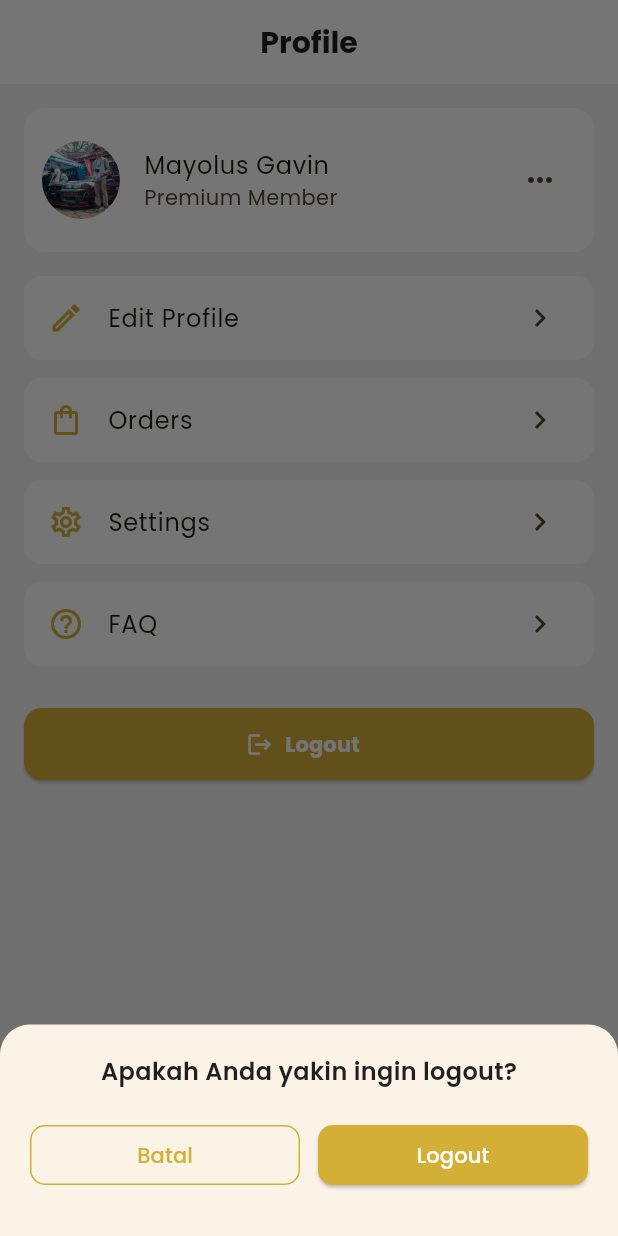
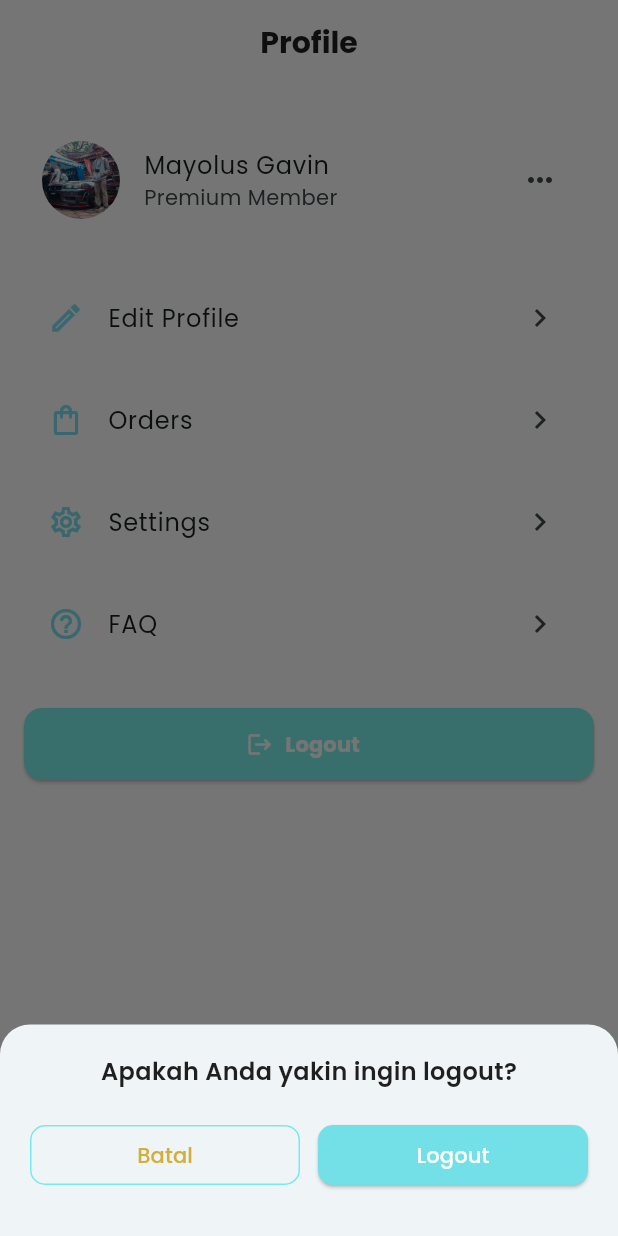
Before and after one commit to Alphared26/TA_BTNG_MOBILE, a Flutter app: the MainPage screen opened directly, item 4 of the bottom bar chosen, after a tap on "Logout", on a phone screen of 412 x 824 dp. Run offline on Flutter 3.47's test engine with Material 3 defaults, Android fonts, the phone set to English and light mode, and no system bars.

Commit message:
second commit

```diff
--- a/lib/pages/homePage.dart
+++ b/lib/pages/homePage.dart
@@ -280,7 +280,38 @@ class HomePage extends StatelessWidget {
                     onTap: () => _toDetail(context, "BMW Seri 5", 850000,
                         "assets/images/car_30.png")),
               ],
-            )
+            ),
+            const SizedBox(height: 30),
+            const Text(
+              "Recommended",
+              style: TextStyle(
+                fontWeight: FontWeight.bold,
+                fontSize: 18,
+                color: Color.fromARGB(255, 0, 0, 0),
+              ),
+            ),
+            const SizedBox(height: 12),
+            _CarCard(
+              title: "Isuzu ELF",
+              price: 300000,
+              imagePath: "assets/images/elf.png",
+              onTap: () => _toDetail(
+                  context, "Isuzu ELF", 300000, "assets/images/elf.png"),
+            ),
+            _CarCard(
+              title: "Range Rover SUV",
+              price: 450000,
+              imagePath: "assets/images/suv.png",
+              onTap: () => _toDetail(
+                  context, "Range Rover SUV", 450000, "assets/images/suv.png"),
+            ),
+            _CarCard(
+              title: "Honda Civic Sedan",
+              price: 320000,
+              imagePath: "assets/images/sedan.png",
+              onTap: () => _toDetail(context, "Honda Civic Sedan", 320000,
+                  "assets/images/sedan.png"),
+            ),
           ],
         ),
       ),
@@ -362,7 +393,8 @@ class _PromoBanner extends StatelessWidget {
                 ElevatedButton(
                   onPressed: () {},
                   style: ElevatedButton.styleFrom(
-                    backgroundColor: const Color(0xFFD4AF37),
+                    backgroundColor: const Color.fromARGB(129, 0, 0, 0),
+
                     shape: const StadiumBorder(),
                     padding: const EdgeInsets.symmetric(
                         horizontal: 22, vertical: 10),
--- a/lib/pages/notifPage.dart
+++ b/lib/pages/notifPage.dart
@@ -25,7 +25,7 @@ class NotifPage extends StatelessWidget {
               borderRadius: BorderRadius.circular(12),
               child: ListTile(
                 leading: const CircleAvatar(
-                  backgroundColor: Color(0xFFD4AF37),
+                  backgroundColor: Color.fromARGB(255, 172, 238, 254),
                   child: Icon(Icons.notifications, color: Colors.white),
                 ),
                 title: Text(it["title"]!),
--- a/lib/pages/profilPage.dart
+++ b/lib/pages/profilPage.dart
@@ -39,7 +39,7 @@ class ProfilePage extends StatelessWidget {
 
             ElevatedButton.icon(
               style: ElevatedButton.styleFrom(
-                backgroundColor: const Color(0xFFD4AF37),
+                backgroundColor: const Color.fromARGB(255, 123, 243, 237),
                 minimumSize: const Size(double.infinity, 48),
                 shape: RoundedRectangleBorder(borderRadius: BorderRadius.circular(12)),
               ),
@@ -74,7 +74,7 @@ class ProfilePage extends StatelessWidget {
                     child: OutlinedButton(
                       onPressed: () => Navigator.pop(context),
                       style: OutlinedButton.styleFrom(
-                        side: const BorderSide(color: Color(0xFFD4AF37)),
+                        side: const BorderSide(color: Color.fromARGB(255, 120, 233, 233)),
                         shape: RoundedRectangleBorder(borderRadius: BorderRadius.circular(10)),
                       ),
                       child: const Text("Batal", style: TextStyle(color: Color(0xFFD4AF37))),
@@ -92,7 +92,7 @@ class ProfilePage extends StatelessWidget {
                         );
                       },
                       style: ElevatedButton.styleFrom(
-                        backgroundColor: const Color(0xFFD4AF37),
+                        backgroundColor: const Color.fromARGB(255, 114, 224, 230),
                         shape: RoundedRectangleBorder(borderRadius: BorderRadius.circular(10)),
                       ),
                       child: const Text("Logout", style: TextStyle(color: Colors.white)),
@@ -120,7 +120,7 @@ class _ProfileItem extends StatelessWidget {
       color: Colors.white,
       borderRadius: BorderRadius.circular(12),
       child: ListTile(
-        leading: Icon(icon, color: const Color(0xFFD4AF37)),
+        leading: Icon(icon, color: const Color.fromARGB(255, 124, 224, 239)),
         title: Text(title),
         trailing: const Icon(Icons.chevron_right),
         onTap: () {},
--- a/lib/theme.dart
+++ b/lib/theme.dart
@@ -1,14 +1,14 @@
 import 'package:flutter/material.dart';
 
 class AppTheme {
-  static const Color primary = Color(0xFFD4AF37); // gold
-  static const Color background = Color(0xFFF5F5F5);
+  static const Color primary = Color.fromARGB(255, 0, 0, 0); // gold
+  static const Color background = Color.fromARGB(255, 255, 255, 255);
   static const Color textDark = Color(0xFF1F1F1F);
 
   static ThemeData get theme {
     return ThemeData(
       scaffoldBackgroundColor: background,
-      colorScheme: ColorScheme.fromSeed(seedColor: primary),
+      colorScheme: ColorScheme.fromSeed(seedColor: const Color.fromARGB(255, 57, 57, 57)),
       fontFamily: 'Poppins',
       textTheme: const TextTheme(
         bodyLarge: TextStyle(fontSize: 16, color: textDark),
```
